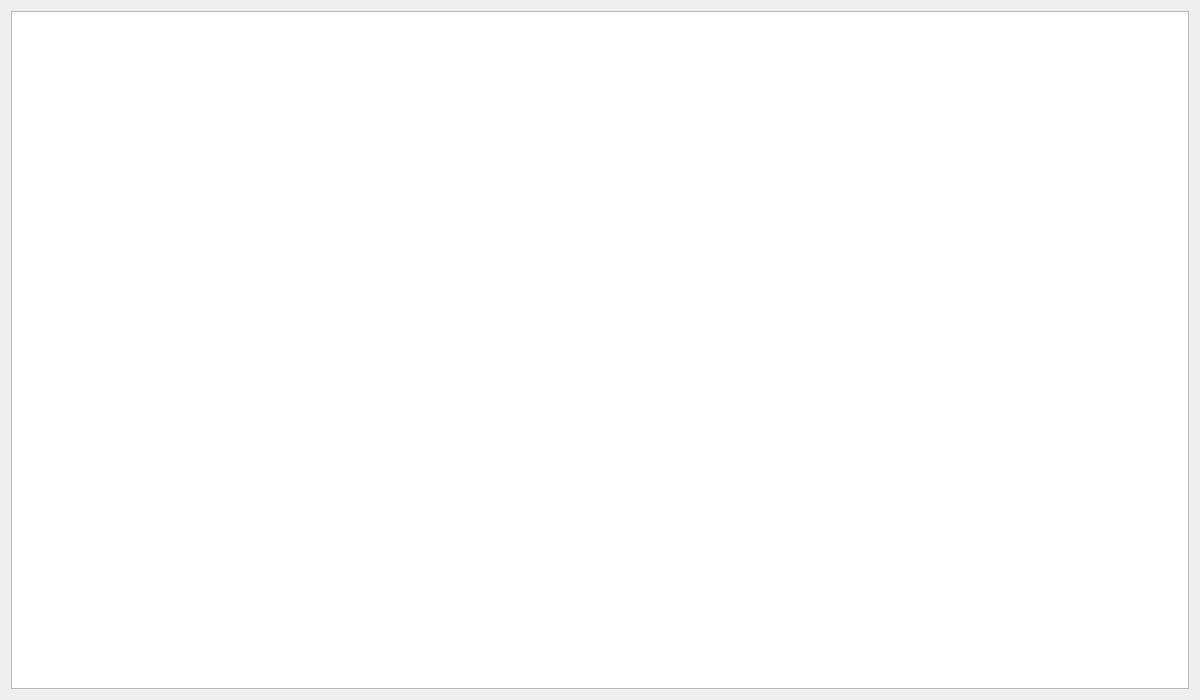
wolfsy/air-hockey, file air-hockey/widget.ui: the form before one commit.
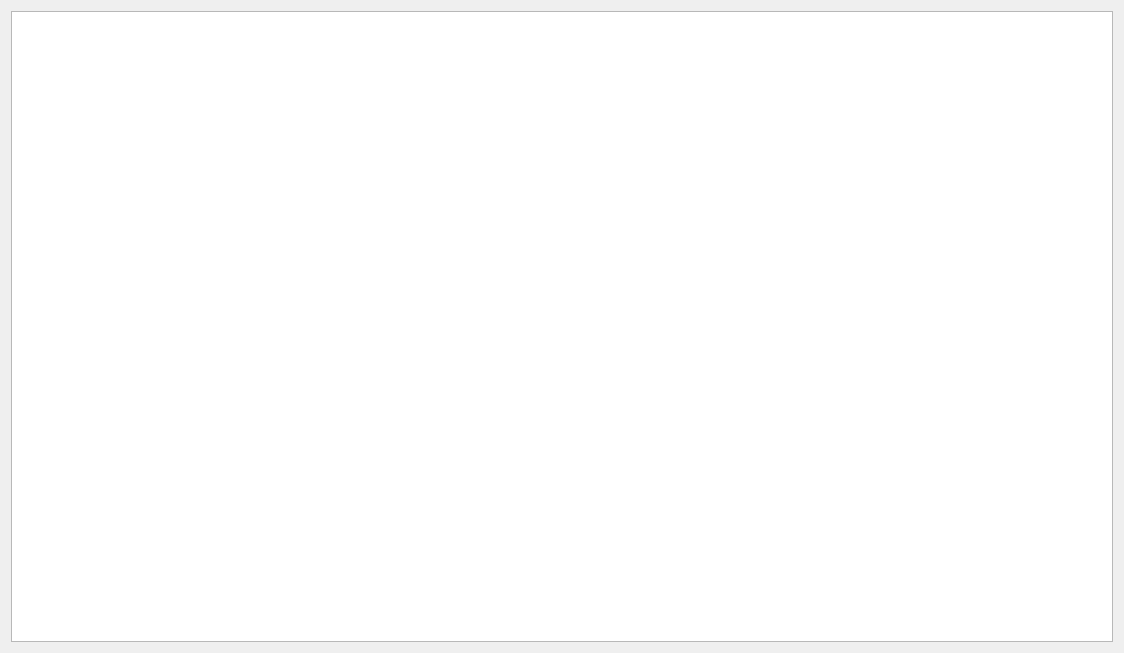
The form after the commit.

Diff of the .ui file:
```diff
--- a/air-hockey/widget.ui
+++ b/air-hockey/widget.ui
@@ -9,8 +9,8 @@
    <rect>
     <x>0</x>
     <y>0</y>
-    <width>1200</width>
-    <height>700</height>
+    <width>1124</width>
+    <height>653</height>
    </rect>
   </property>
   <property name="windowTitle">
```
